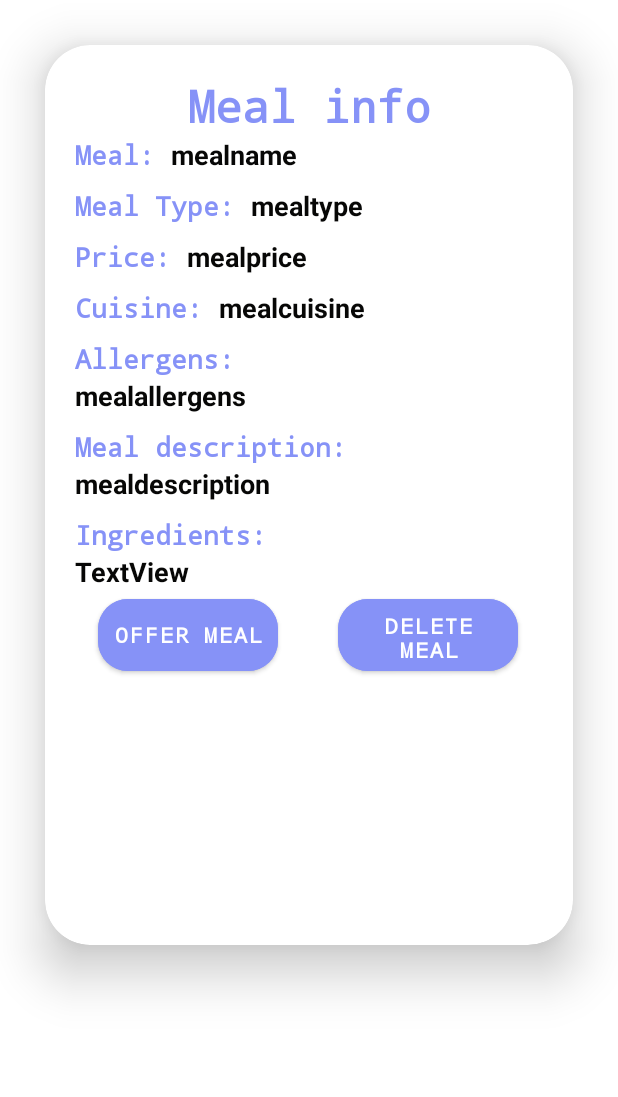
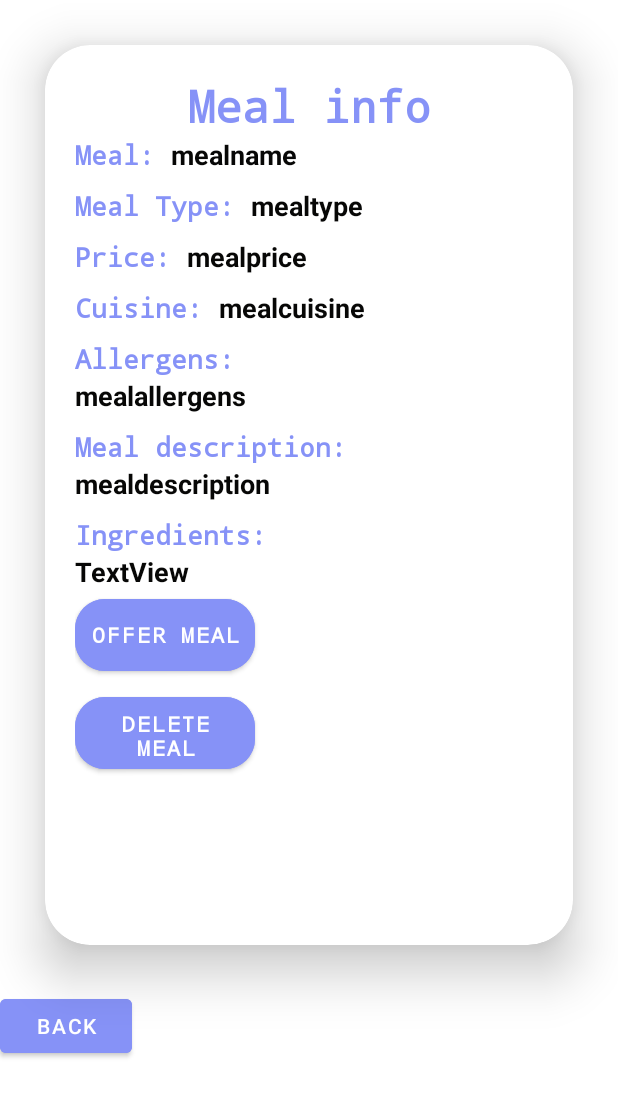
Before and after one commit to Jadmgh/Mealer-App, an Android app: the layout activity_meal_not_offered.xml on its own in the app's theme, with its tools: preview values and no code run, on a phone screen of 412 x 824 dp. Shown: the top 1097 px of the screen. Run offline under Robolectric (Android 15) with nearby library versions, the phone set to English and light mode, and no system bars.

Commit message:
backbtn push

```diff
--- a/app/app/src/main/res/layout/activity_create_meal.xml
+++ b/app/app/src/main/res/layout/activity_create_meal.xml
@@ -194,5 +194,10 @@
                 android:backgroundTint="@color/purple"
                 android:layout_gravity="center"/>
         </LinearLayout>
+
+
     </androidx.cardview.widget.CardView>
+
+
+
 </LinearLayout>
--- a/app/app/src/main/res/layout/activity_meal_not_offered.xml
+++ b/app/app/src/main/res/layout/activity_meal_not_offered.xml
@@ -227,13 +227,11 @@
                 android:layout_width="match_parent"
                 android:layout_height="wrap_content"
                 android:layout_gravity="bottom"
-                android:orientation="horizontal"
+                android:orientation="vertical"
 
                 >
 
-                <Space
-                    android:layout_width="15dp"
-                    android:layout_height="5dp" />
+
 
 
                 <Button
@@ -270,4 +268,13 @@
 
         </LinearLayout>
     </androidx.cardview.widget.CardView>
+
+    <Button
+        android:id="@+id/btnBack"
+        android:layout_width="wrap_content"
+        android:layout_height="wrap_content"
+        android:backgroundTint="@color/purple"
+        android:text="Back"
+        android:layout_gravity="left"
+        />
 </LinearLayout>
```
Also changed, not shown: app/app/src/main/res/layout/activity_meal_offered.xml (+8 -0 lines).
